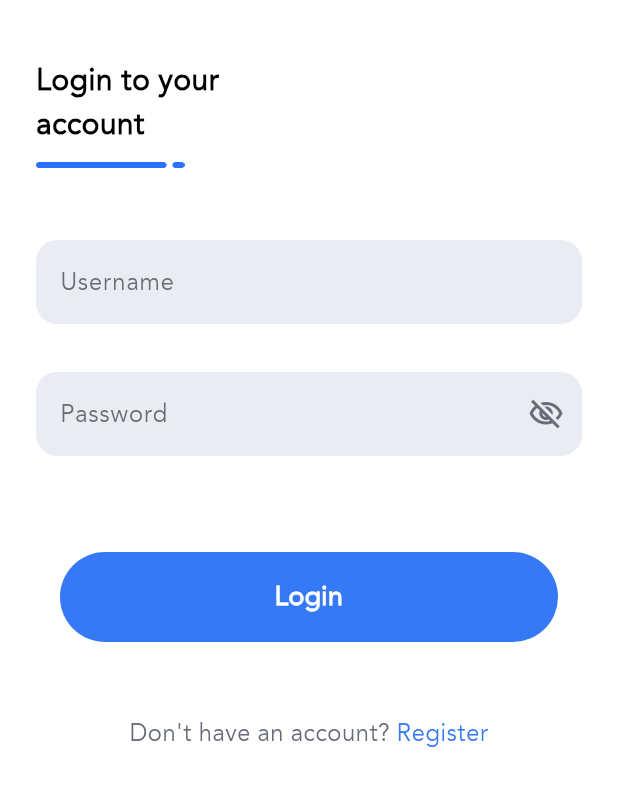
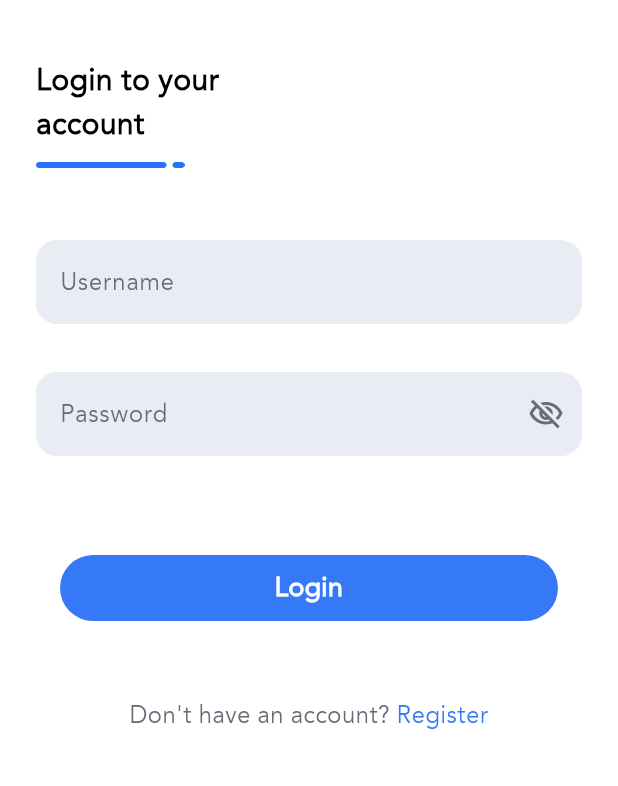
Before and after one commit to iAhmedGalal/AI_RealTimeMonitoringSystem, a Flutter app: the screen it shows after launch, on a phone screen of 412 x 824 dp. Shown: the top 786 px of the screen. Run offline on Flutter 3.47's test engine with Material 3 defaults, Android fonts, the phone set to English and light mode, and no system bars; our stand-ins replace camera, cloud_firestore, firebase_core; accounts and stored records are empty.

```diff
--- a/lib/shared/widgets/custome_button_widget.dart
+++ b/lib/shared/widgets/custome_button_widget.dart
@@ -33,7 +33,7 @@ class CustomButton extends StatelessWidget {
           borderRadius: BorderRadius.circular(borderRadius),
         ),
         child: Padding(
-          padding: const EdgeInsets.symmetric(vertical: 16, horizontal: 24),
+          padding: const EdgeInsets.symmetric(vertical: 8, horizontal: 24),
           child: Text(
             text,
             textAlign: textAlign,
```
Also changed, not shown: lib/features/adjust_camera/presentation/pages/adjust_camera_page.dart (+6 -9 lines), 46 other files.
